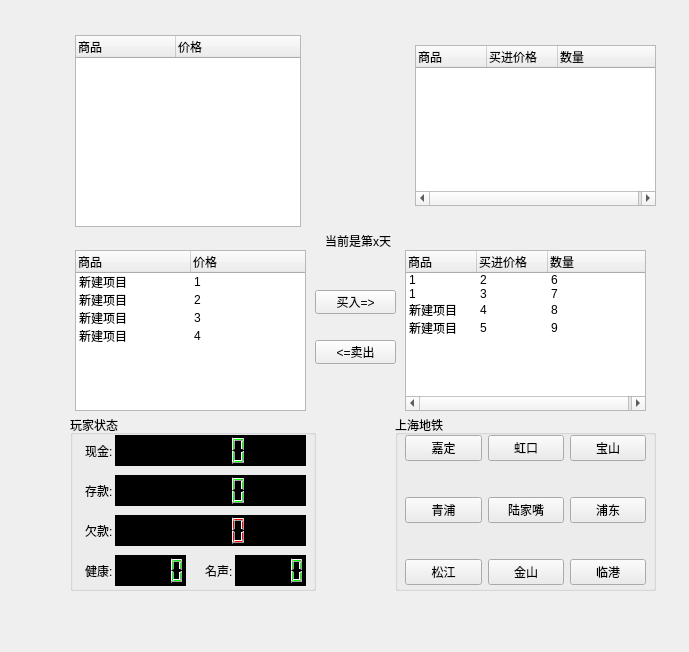
Before: the Qt Designer form uitest.ui in wwwxyz123/shanghaifusheng, drawn with Qt 5.
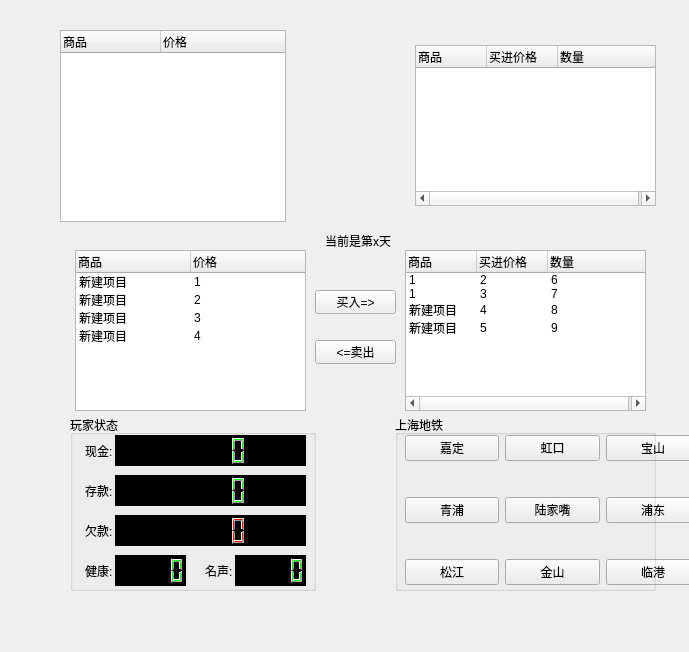
After: the same form once the commit is applied.

Diff of the .ui file:
```diff
--- a/uitest.ui
+++ b/uitest.ui
@@ -16,8 +16,8 @@
   <widget class="QTreeWidget" name="testitemWidget">
    <property name="geometry">
     <rect>
-     <x>75</x>
-     <y>35</y>
+     <x>60</x>
+     <y>30</y>
      <width>226</width>
      <height>192</height>
     </rect>
@@ -141,7 +141,7 @@
     <rect>
      <x>405</x>
      <y>405</y>
-     <width>241</width>
+     <width>295</width>
      <height>211</height>
     </rect>
    </property>
```
